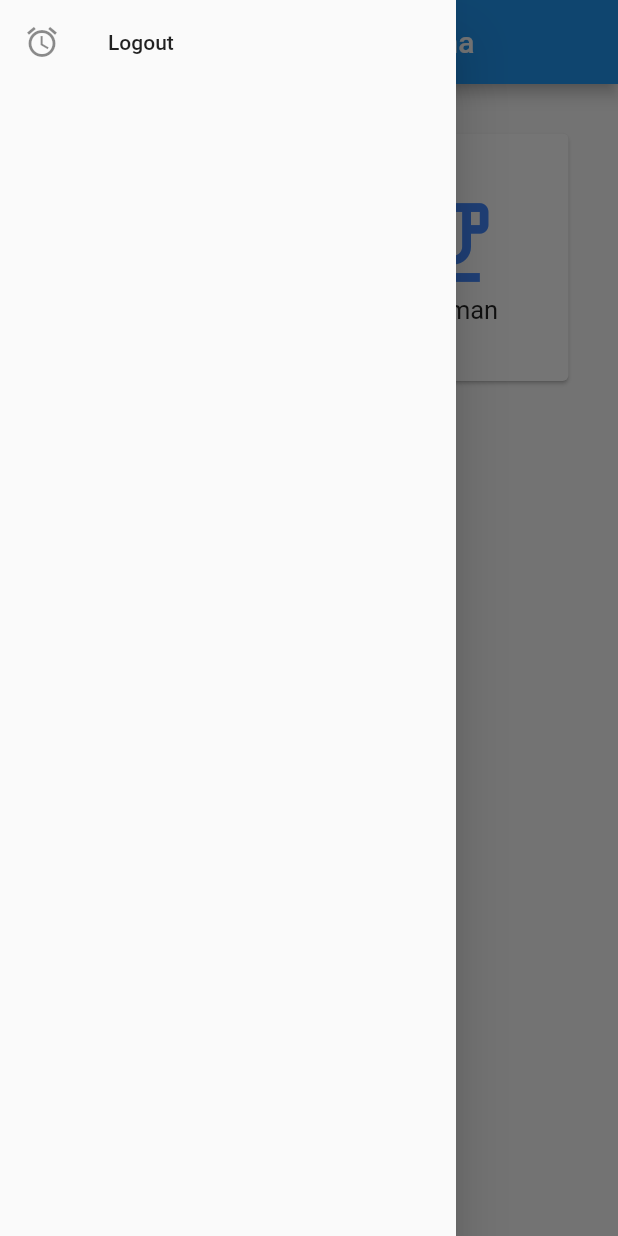
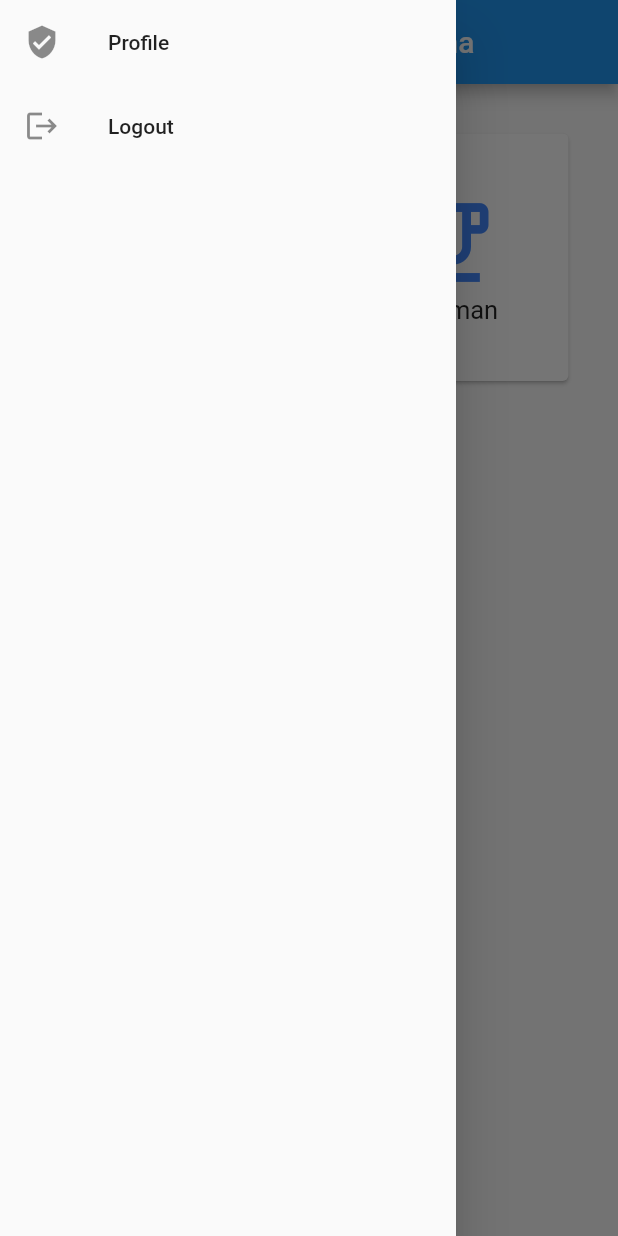
Before and after one commit to wb-aja/selection-menu, a Flutter app: the HomeScreen screen opened directly, with the side drawer open, on a phone screen of 412 x 824 dp. Run offline on Flutter 3.47's test engine with Material 2 defaults, Android fonts, the phone set to English and light mode, and no system bars; our stand-ins replace hive, hive_flutter, splashscreen; accounts and stored records are empty.

```diff
--- a/lib/home_screen.dart
+++ b/lib/home_screen.dart
@@ -84,7 +84,16 @@ class HomeScreen extends StatelessWidget {
         child: Column(
           children: <Widget>[
             ListTile(
-              leading: Icon(Icons.alarm),
+              leading: Icon(Icons.verified_user),
+              title: Text("Profile"),
+              onTap: () {
+                // Change the applications state
+                print("Silahkan Pindah Halaman");
+                Navigator.pop(context);
+              },
+            ),
+            ListTile(
+              leading: Icon(Icons.logout),
               title: Text("Logout"),
               onTap: () {
                 // Change the applications state
```
Also changed, not shown: 1 other file.
